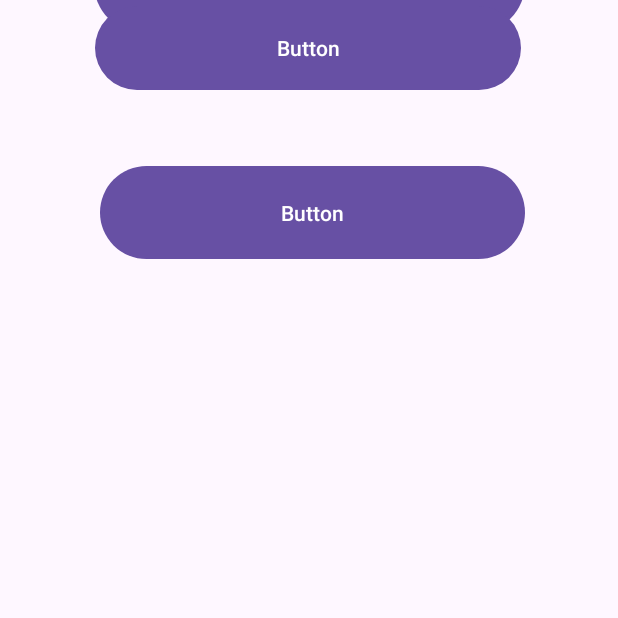
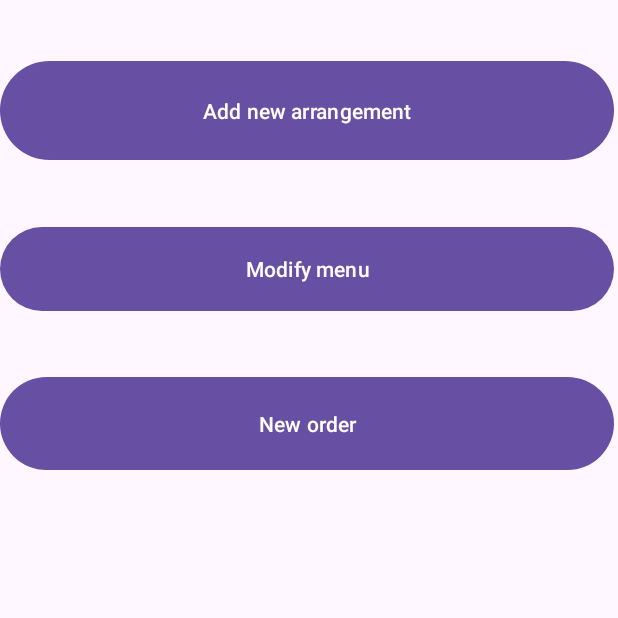
Before and after one commit to RoccoFerrari/Arrangement-manager, an Android app: the SelectAction screen opened through its navigation route, on a phone screen of 412 x 824 dp, the top half of it. Run offline under Robolectric (Android 15) with nearby library versions, the phone set to English and light mode, and no system bars.

Commit message:
Modify buttons arrangement

```diff
--- a/App/app/src/main/res/layout/fragment_log_in.xml
+++ b/App/app/src/main/res/layout/fragment_log_in.xml
@@ -35,7 +35,7 @@
         tools:layout_editor_absoluteY="227dp" />
 
     <Button
-        android:id="@+id/log_in"
+        android:id="@+id/logIn_button"
         android:layout_width="185dp"
         android:layout_height="68dp"
         android:text="Log In"
--- a/App/app/src/main/res/layout/fragment_select_action.xml
+++ b/App/app/src/main/res/layout/fragment_select_action.xml
@@ -8,36 +8,49 @@
     tools:context=".SelectAction">
 
     <Button
-        android:id="@+id/button"
-        android:layout_width="287dp"
+        android:id="@+id/NewArrangement_button"
+        android:layout_width="409dp"
         android:layout_height="74dp"
-        android:text="Button"
-        app:layout_constraintBottom_toTopOf="@+id/button2"
+        android:text="Add new arrangement"
+        app:layout_constraintBottom_toTopOf="@+id/ModifyMenu_button"
         app:layout_constraintEnd_toEndOf="parent"
         app:layout_constraintHorizontal_bias="0.516"
         app:layout_constraintStart_toStartOf="parent"
         app:layout_constraintTop_toTopOf="parent"
-        app:layout_constraintVertical_bias="0.655" />
+        app:layout_constraintVertical_bias="0.5" />
 
     <Button
-        android:id="@+id/button2"
-        android:layout_width="284dp"
+        android:id="@+id/ModifyMenu_button"
+        android:layout_width="409dp"
         android:layout_height="64dp"
-        android:text="Button"
+        android:text="Modify menu"
+        app:layout_constraintBottom_toTopOf="@+id/NewOrder_button"
         app:layout_constraintEnd_toEndOf="parent"
-        app:layout_constraintHorizontal_bias="0.503"
+        app:layout_constraintHorizontal_bias="0.519"
         app:layout_constraintStart_toStartOf="parent"
-        tools:layout_editor_absoluteY="257dp" />
+        app:layout_constraintTop_toBottomOf="@+id/NewArrangement_button"
+        app:layout_constraintVertical_bias="0.5" />
 
     <Button
-        android:id="@+id/button3"
-        android:layout_width="283dp"
+        android:id="@+id/NewOrder_button"
+        android:layout_width="409dp"
         android:layout_height="70dp"
-        android:text="Button"
+        android:text="New order"
         app:layout_constraintBottom_toBottomOf="parent"
         app:layout_constraintEnd_toEndOf="parent"
-        app:layout_constraintHorizontal_bias="0.531"
+        app:layout_constraintHorizontal_bias="0.52"
         app:layout_constraintStart_toStartOf="parent"
-        app:layout_constraintTop_toBottomOf="@+id/button2"
-        app:layout_constraintVertical_bias="0.194" />
+        app:layout_constraintTop_toBottomOf="@+id/ModifyMenu_button"
+        app:layout_constraintVertical_bias="0.5" />
+
+    <androidx.constraintlayout.widget.Group
+        android:id="@+id/group"
+        android:layout_width="wrap_content"
+        android:layout_height="wrap_content" />
+
+    <androidx.constraintlayout.widget.Barrier
+        android:id="@+id/barrier"
+        android:layout_width="wrap_content"
+        android:layout_height="wrap_content"
+        app:barrierDirection="left" />
 </androidx.constraintlayout.widget.ConstraintLayout>
```
